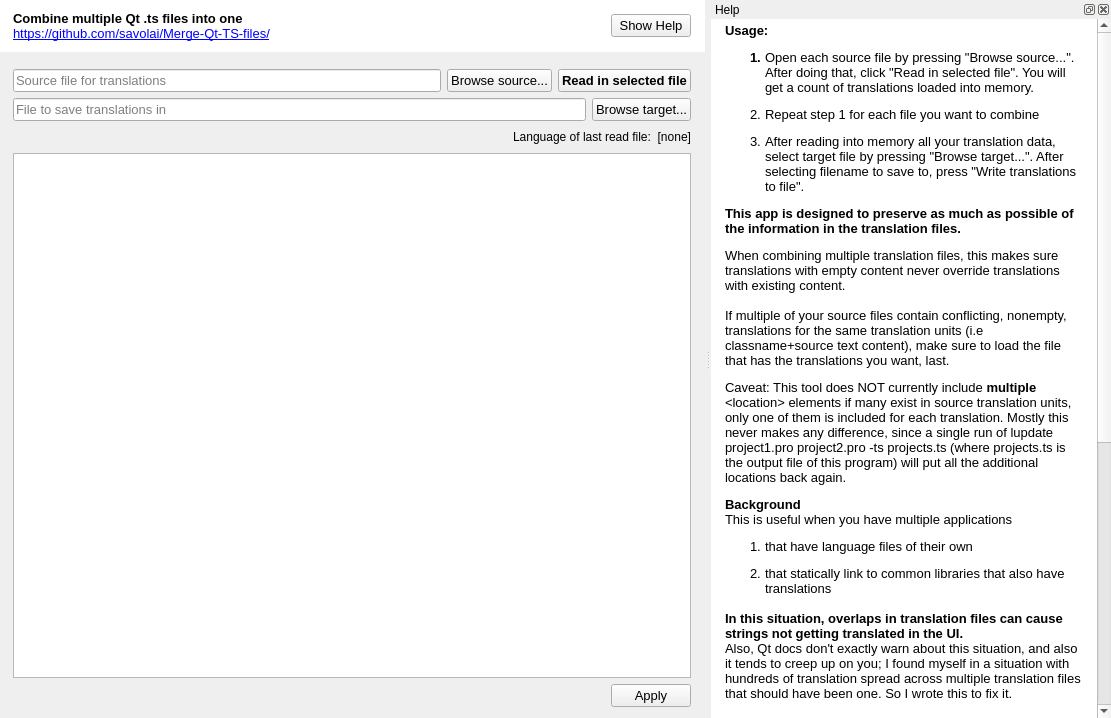
The window that combinetranslationfiles.ui (savolai/Merge-Qt-TS-files) describes before a commit, drawn with Qt 5.
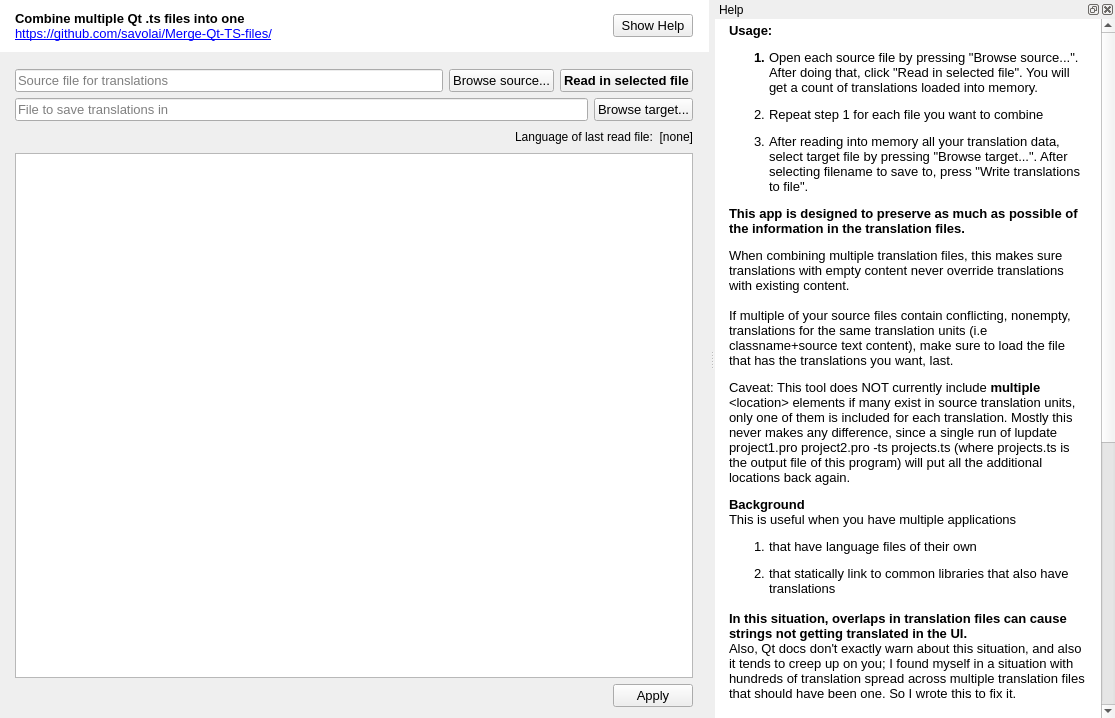
The same window after the commit. Custom widgets are drawn as their Qt base class.

Commit message: allow drag an drop of ts files into edits

What changed in the file:
```diff
--- a/combinetranslationfiles.ui
+++ b/combinetranslationfiles.ui
@@ -6,7 +6,7 @@
    <rect>
     <x>0</x>
     <y>0</y>
-    <width>1111</width>
+    <width>1115</width>
     <height>718</height>
    </rect>
   </property>
@@ -367,7 +367,7 @@
    <property name="minimumSize">
     <size>
      <width>400</width>
-     <height>78</height>
+     <height>87</height>
     </size>
    </property>
    <property name="features">
@@ -413,7 +413,7 @@
         <string>&lt;!DOCTYPE HTML PUBLIC &quot;-//W3C//DTD HTML 4.0//EN&quot; &quot;http://www.w3.org/TR/REC-html40/strict.dtd&quot;&gt;
 &lt;html&gt;&lt;head&gt;&lt;meta name=&quot;qrichtext&quot; content=&quot;1&quot; /&gt;&lt;style type=&quot;text/css&quot;&gt;
 p, li { white-space: pre-wrap; }
-&lt;/style&gt;&lt;/head&gt;&lt;body style=&quot; font-family:'MS Shell Dlg 2'; font-size:8pt; font-weight:400; font-style:normal;&quot; bgcolor=&quot;#ffffff&quot;&gt;
+&lt;/style&gt;&lt;/head&gt;&lt;body style=&quot; font-family:'Cantarell'; font-size:8pt; font-weight:400; font-style:normal;&quot; bgcolor=&quot;#ffffff&quot;&gt;
 &lt;p style=&quot; margin-top:10px; margin-bottom:0px; margin-left:10px; margin-right:10px; -qt-block-indent:0; text-indent:0px;&quot;&gt;&lt;span style=&quot; font-family:'Segoe UI,Arial,Helvetica,MS Shell Dlg 2'; font-size:10pt; font-weight:600;&quot;&gt;Usage: &lt;/span&gt;&lt;/p&gt;
 &lt;ol style=&quot;margin-top: 0px; margin-bottom: 0px; margin-left: 0px; margin-right: 0px; -qt-list-indent: 1;&quot;&gt;&lt;li style=&quot; font-family:'Segoe UI,Arial,Helvetica,MS Shell Dlg 2'; font-size:10pt; font-weight:600;&quot; style=&quot; margin-top:12px; margin-bottom:0px; margin-left:10px; margin-right:10px; -qt-block-indent:0; text-indent:0px;&quot;&gt;&lt;span style=&quot; font-weight:400;&quot;&gt;Open each source file by pressing &amp;quot;Browse source...&amp;quot;. After doing that, click &amp;quot;Read in selected file&amp;quot;. You will get a count of translations loaded into memory.&lt;/span&gt;&lt;/li&gt;
 &lt;li style=&quot; font-family:'Segoe UI,Arial,Helvetica,MS Shell Dlg 2'; font-size:10pt;&quot; style=&quot; margin-top:12px; margin-bottom:0px; margin-left:10px; margin-right:10px; -qt-block-indent:0; text-indent:0px;&quot;&gt;Repeat step 1 for each file you want to combine&lt;/li&gt;
@@ -449,6 +449,13 @@
   </widget>
  </widget>
  <layoutdefault spacing="6" margin="11"/>
+ <customwidgets>
+  <customwidget>
+   <class>TSDropEdit</class>
+   <extends>QLineEdit</extends>
+   <header>tsdropedit.h</header>
+  </customwidget>
+ </customwidgets>
  <resources/>
  <connections/>
 </ui>
```
Left out of the diff: 4 changed lines with no effect on the pictures. The commit also changes 3 other files.
